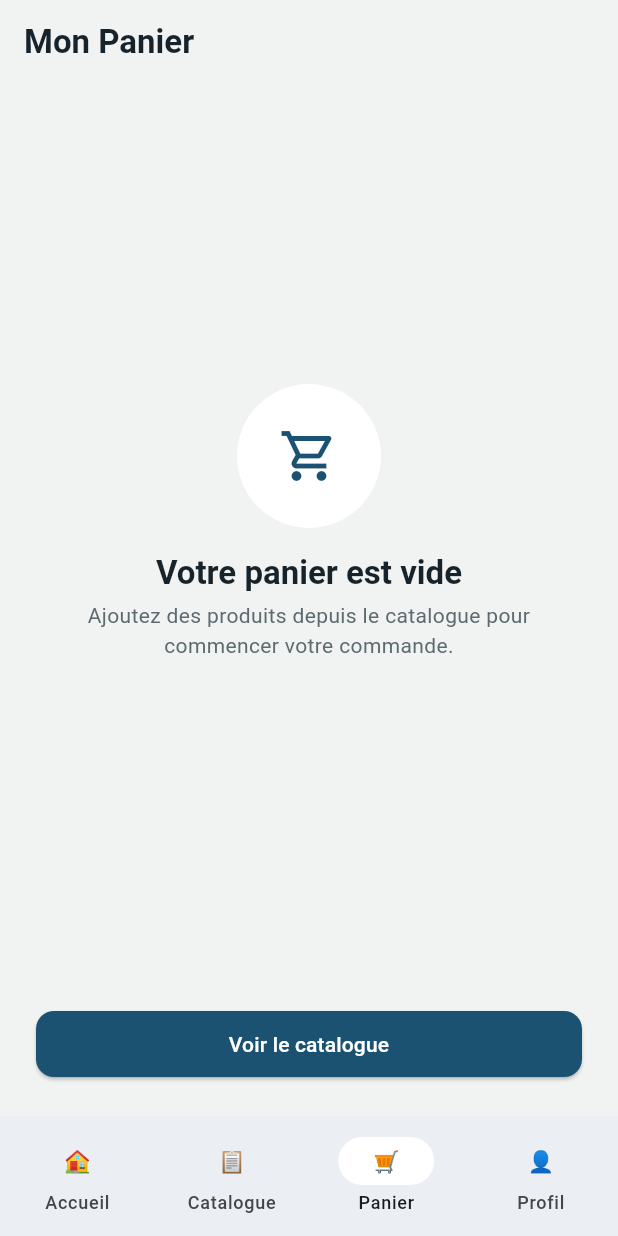
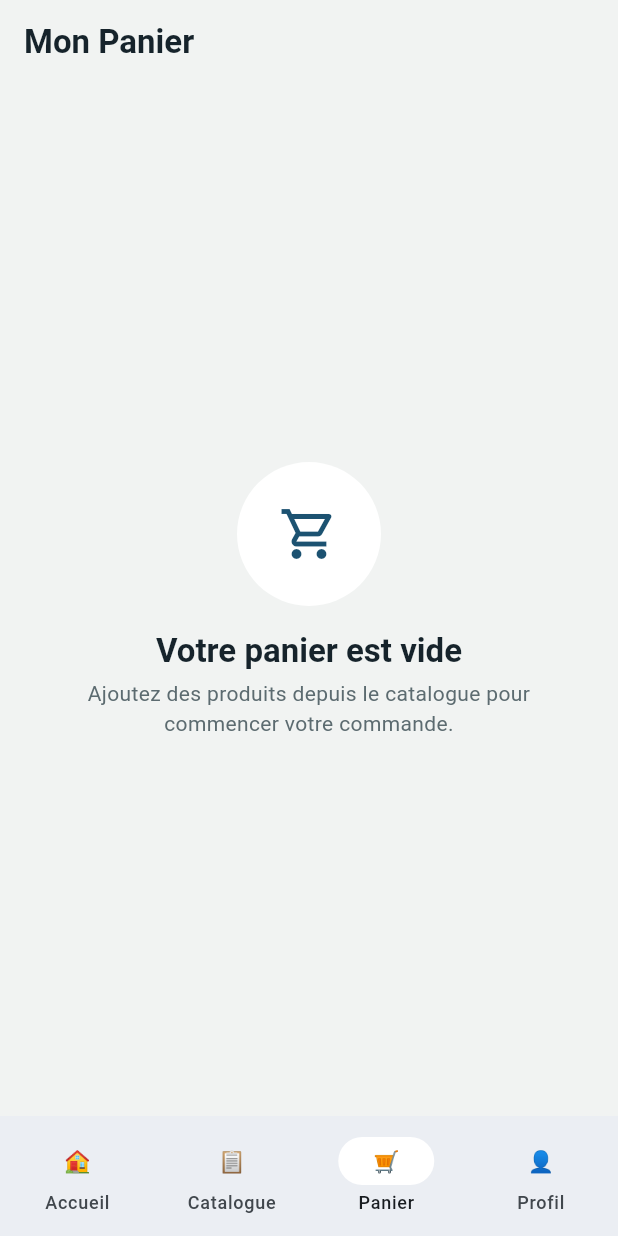
Before and after one commit to ecolealgerienne-ui/echangoorder, a Flutter app: the CartScreen screen opened by its route, on a phone screen of 412 x 824 dp. Run offline on Flutter 3.47's test engine with Material 3 defaults, Android fonts, the phone set to English and light mode, and no system bars; our stand-ins replace easy_localization, flutter_secure_storage, geolocator, go_router, package_info_plus, permission_handler and 2 more; accounts and stored records are empty; network calls fail; Roboto replaces fonts that are missing (CasbahDisplay).

Commit message:
Retire le bouton "Voir le catalogue" de l'état vide du panier
Redondant avec l'onglet Catalogue déjà accessible en un tap depuis la
barre de navigation. Clé i18n actions.browseCatalog supprimée (plus
aucun appelant).

```diff
--- a/mobile/assets/translations/ar.json
+++ b/mobile/assets/translations/ar.json
@@ -188,7 +188,6 @@
     "useGpsLocation": "استخدام موقعي الحالي",
     "retry": "إعادة المحاولة",
     "sendPinResetRequest": "إرسال الطلب",
-    "browseCatalog": "تصفح الكتالوج",
     "loadMore": "عرض المزيد"
   },
   "catalog": {
--- a/mobile/assets/translations/fr.json
+++ b/mobile/assets/translations/fr.json
@@ -188,7 +188,6 @@
     "useGpsLocation": "Utiliser ma position GPS",
     "retry": "Réessayer",
     "sendPinResetRequest": "Envoyer la demande",
-    "browseCatalog": "Voir le catalogue",
     "loadMore": "Charger plus"
   },
   "catalog": {
--- a/mobile/lib/screens/cart/cart_screen.dart
+++ b/mobile/lib/screens/cart/cart_screen.dart
@@ -98,23 +98,14 @@ class _CartScreenState extends State<CartScreen> {
   }
 
   Widget _emptyState(BuildContext context) {
-    return Column(
-      children: [
-        const Expanded(
-          child: ErrorStateView(
-            icon: Icons.shopping_cart_outlined,
-            titleKey: 'emptyStates.cartTitle',
-            messageKey: 'emptyStates.cartMessage',
-          ),
-        ),
-        Padding(
-          padding: const EdgeInsets.all(AppSpacing.lg),
-          child: AppButton(
-            label: 'actions.browseCatalog'.tr(),
-            onPressed: () => context.go('/catalog'),
-          ),
-        ),
-      ],
+    // Demande utilisateur (2026-07-20) : bouton "Voir le catalogue" retiré —
+    // le panier vide est déjà accessible en un tap depuis l'onglet
+    // Catalogue de la barre de navigation, redondant avec un bouton dédié
+    // ici.
+    return const ErrorStateView(
+      icon: Icons.shopping_cart_outlined,
+      titleKey: 'emptyStates.cartTitle',
+      messageKey: 'emptyStates.cartMessage',
     );
   }
 
```
Also changed, not shown: 1 other file.
